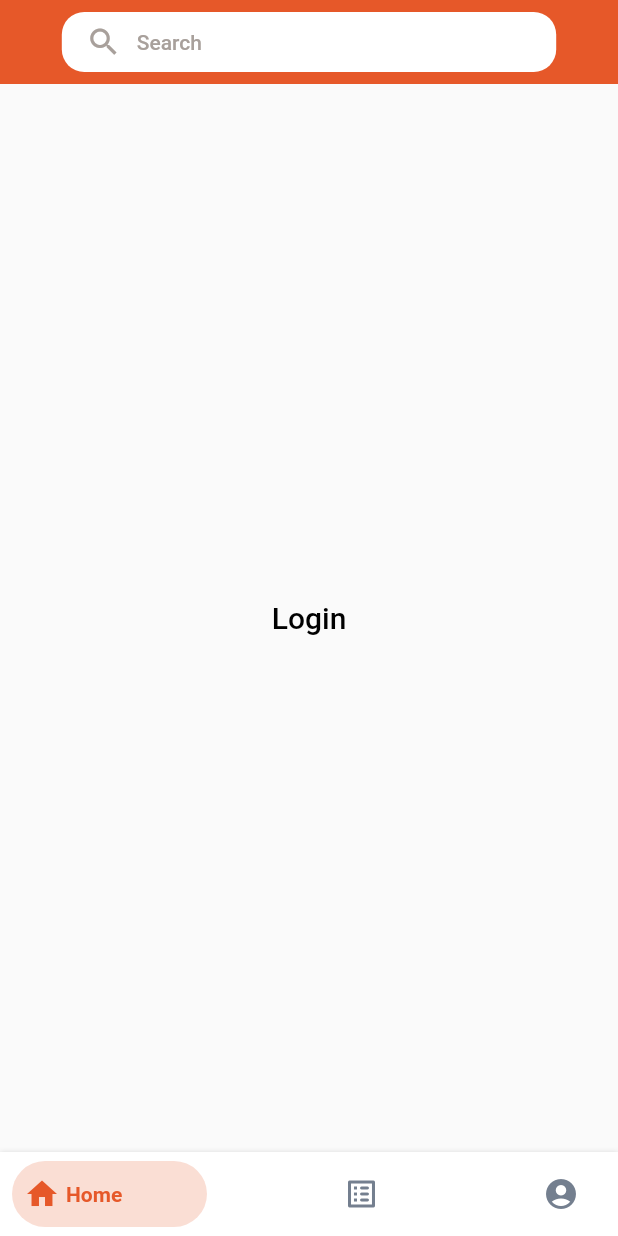
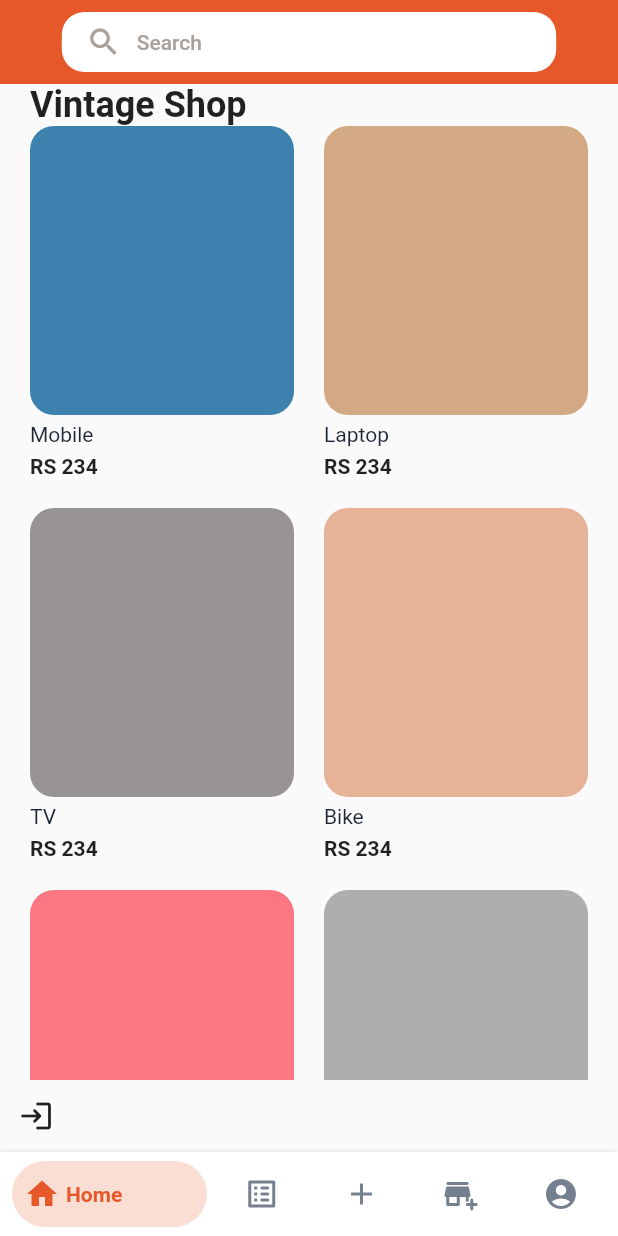
Before and after one commit to Fsociety45/Vintage_Shop, a Flutter app: the screen it shows after launch, on a phone screen of 412 x 824 dp. Run offline on Flutter 3.47's test engine with Material 2 defaults, Android fonts, the phone set to English and light mode, and no system bars; drawn by our look-alikes of bottom_navy_bar; our stand-ins replace flutter_svg.

```diff
--- /dev/null
+++ b/lib/screens/home/home components/body.dart
@@ -0,0 +1,47 @@
+import 'package:flutter/material.dart';
+import 'package:Vintage_Shop/constants.dart';
+import 'package:Vintage_Shop/screens/home/home components/product.dart';
+import 'package:Vintage_Shop/screens/home/home components/itemcard.dart';
+import 'package:Vintage_Shop/screens/login/login.dart';
+
+class Body extends StatelessWidget {
+  @override
+  Widget build(BuildContext context) {
+    return Column(
+      crossAxisAlignment: CrossAxisAlignment.start,
+      children: <Widget>[
+        Padding(
+          padding: const EdgeInsets.symmetric(horizontal: defaultPadding),
+          child: Text(
+            "Vintage Shop",
+            style: Theme.of(context)
+                .textTheme
+                .headline5
+                .copyWith(fontWeight: FontWeight.bold),
+          ),
+        ),
+        Expanded(
+          child: Padding(
+            padding: const EdgeInsets.symmetric(horizontal: defaultPadding),
+            child: GridView.builder(
+                itemCount: products.length,
+                gridDelegate: SliverGridDelegateWithFixedCrossAxisCount(
+                  crossAxisCount: 2,
+                  mainAxisSpacing: defaultPadding,
+                  crossAxisSpacing: defaultPadding,
+                  childAspectRatio: 0.75,
+                ),
+                itemBuilder: (context, index) => ItemCard(
+                      product: products[index],
+                    )),
+          ),
+        ),
+        IconButton(
+          icon: Icon(Icons.login_rounded),
+          onPressed: () => Navigator.of(context)
+              .push(MaterialPageRoute(builder: (context) => LoginScreen())),
+        ),
+      ],
+    );
+  }
+}
--- /dev/null
+++ b/lib/screens/home/home components/itemcard.dart
@@ -0,0 +1,47 @@
+import 'package:Vintage_Shop/screens/home/home%20components/product.dart';
+import 'package:flutter/material.dart';
+
+import 'package:Vintage_Shop/constants.dart';
+
+class ItemCard extends StatelessWidget {
+  final Product product;
+  final Function press;
+  const ItemCard({
+    Key key,
+    this.product,
+    this.press,
+  }) : super(key: key);
+
+  @override
+  Widget build(BuildContext context) {
+    return GestureDetector(
+      onTap: press,
+      child: Column(
+        crossAxisAlignment: CrossAxisAlignment.start,
+        children: <Widget>[
+          Expanded(
+            child: Container(
+              padding: EdgeInsets.all(defaultPadding),
+              decoration: BoxDecoration(
+                color: product.color,
+                borderRadius: BorderRadius.circular(16),
+              ),
+            ),
+          ),
+          Padding(
+            padding: const EdgeInsets.symmetric(vertical: defaultPadding / 4),
+            child: Text(
+              // products is out demo list
+              product.title,
+              style: TextStyle(color: LightColor.titleTextColor),
+            ),
+          ),
+          Text(
+            "\RS ${product.price}",
+            style: TextStyle(fontWeight: FontWeight.bold),
+          )
+        ],
+      ),
+    );
+  }
+}
--- /dev/null
+++ b/lib/screens/home/home components/product.dart
@@ -0,0 +1,64 @@
+import 'package:flutter/material.dart';
+
+class Product {
+  final String image, title, description;
+  final int price, size, id;
+  final Color color;
+  Product({
+    this.id,
+    this.image,
+    this.title,
+    this.price,
+    this.description,
+    this.size,
+    this.color,
+  });
+}
+
+List<Product> products = [
+  Product(
+      id: 1,
+      title: "Mobile",
+      price: 234,
+      size: 12,
+      description: dummyText,
+      color: Color(0xFF3D82AE)),
+  Product(
+      id: 2,
+      title: "Laptop",
+      price: 234,
+      size: 8,
+      description: dummyText,
+      color: Color(0xFFD3A984)),
+  Product(
+      id: 3,
+      title: "TV",
+      price: 234,
+      size: 10,
+      description: dummyText,
+      color: Color(0xFF989493)),
+  Product(
+      id: 4,
+      title: "Bike",
+      price: 234,
+      size: 11,
+      description: dummyText,
+      color: Color(0xFFE6B398)),
+  Product(
+      id: 5,
+      title: "Car",
+      price: 234,
+      size: 12,
+      description: dummyText,
+      color: Color(0xFFFB7883)),
+  Product(
+    id: 6,
+    title: "Bed",
+    price: 234,
+    size: 12,
+    description: dummyText,
+    color: Color(0xFFAEAEAE),
+  ),
+];
+
+String dummyText = "abcdefg";
--- a/lib/screens/home/home.dart
+++ b/lib/screens/home/home.dart
@@ -1,3 +1,4 @@
+import 'package:Vintage_Shop/screens/home/home%20components/body.dart';
 import 'package:Vintage_Shop/screens/login/login.dart';
 import 'package:flutter/material.dart';
 
@@ -67,27 +68,7 @@ class _HomeScreenState extends State<HomeScreen>
           ),
         ),
       ),
-      body: Center(
-        child: SizedBox(
-          width: 400,
-          child: FlatButton(
-            onPressed: () => Navigator.of(context)
-                .push(MaterialPageRoute(builder: (context) => LoginScreen())),
-            padding: EdgeInsets.only(right: 0.0),
-            child: Text("Login",
-                style: TextStyle(
-                  color: Colors.black,
-                  fontSize: 20,
-                )),
-          ),
-        ),
-      ),
+      body: Body(),
     );
   }
-
-  @override
-  void dispose() {
-    _tabController.dispose();
-    super.dispose();
-  }
 }
--- a/lib/splash.dart
+++ b/lib/splash.dart
@@ -133,6 +133,18 @@ class _BottomnavbarState extends State<Bottomnavbar> {
             inactiveColor: LightColor.darkgrey,
           ),
           BottomNavyBarItem(
+            icon: Icon(Icons.add_sharp),
+            title: Text("Add Post"),
+            activeColor: LightColor.primaryColor,
+            inactiveColor: LightColor.darkgrey,
+          ),
+          BottomNavyBarItem(
+            icon: Icon(Icons.add_business_rounded),
+            title: Text("Advertise"),
+            activeColor: LightColor.primaryColor,
+            inactiveColor: LightColor.darkgrey,
+          ),
+          BottomNavyBarItem(
             icon: Icon(Icons.account_circle),
             title: Text("My Account"),
             activeColor: LightColor.primaryColor,
```
